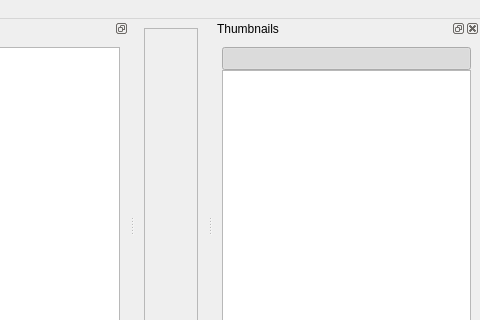
Above: ui/MainWindow.ui from ImageProcessing-ElectronicPublications/scantailor-deviant before the change; both pictures show x 145 to 625 and y 0 to 320 of the 625 by 452 pixel window. Below: the same form after it.
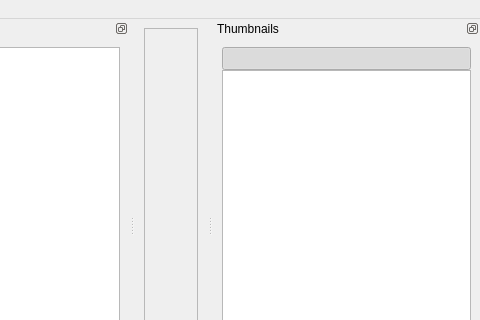
That is the form after the change. Icons and pictures are not drawn. Custom widgets are drawn as their Qt base class.

Commit message: dockable: no close button

Diff of the .ui file:
```diff
--- a/ui/MainWindow.ui
+++ b/ui/MainWindow.ui
@@ -97,6 +97,9 @@
   </widget>
   <widget class="QStatusBar" name="statusBar"/>
   <widget class="QDockWidget" name="dockWidget">
+   <property name="features">
+    <set>QDockWidget::DockWidgetFloatable|QDockWidget::DockWidgetMovable</set>
+   </property>
    <property name="allowedAreas">
     <set>Qt::LeftDockWidgetArea|Qt::RightDockWidgetArea</set>
    </property>
```
